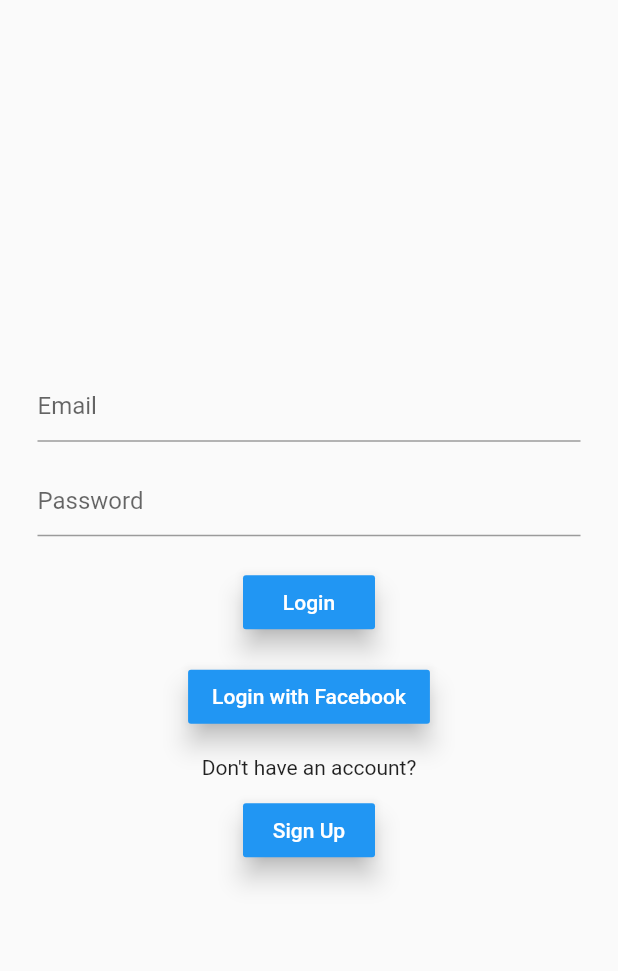
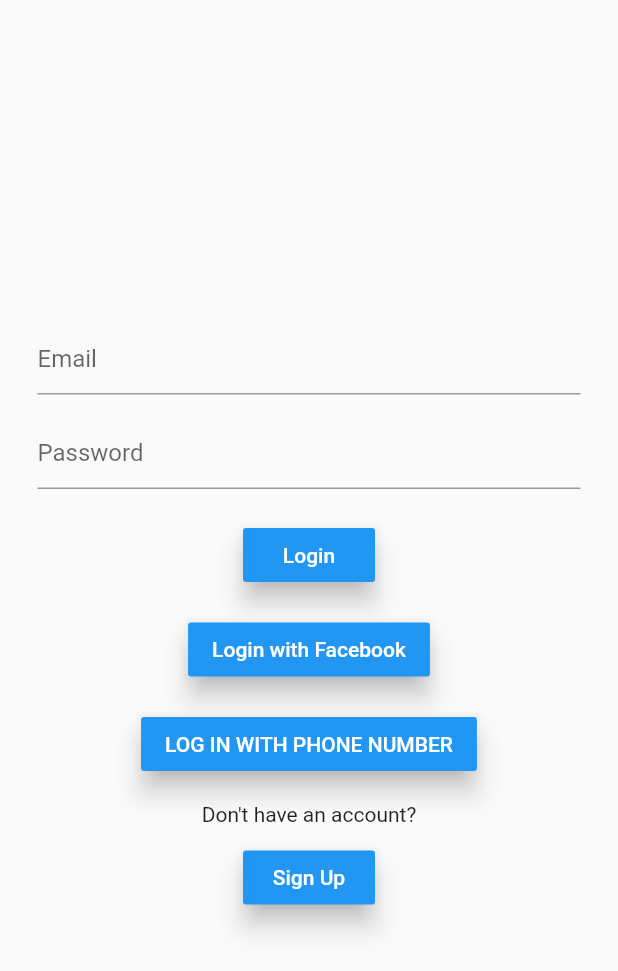
Before and after one commit to soberOOZ/Auth-Basic-Firestore-Logic, a Flutter app: the screen it shows after launch, on a phone screen of 412 x 824 dp. Shown: the top 971 px of the screen. Run offline on Flutter 3.47's test engine with Material 2 defaults, Android fonts, the phone set to English and light mode, and no system bars; our stand-ins replace cloud_firestore, firebase_auth; missing offline and left inert: flutter_facebook_login; accounts and stored records are empty.

Commit message:
bEFORE pHONE aUTH

```diff
--- a/lib/loginpage.dart
+++ b/lib/loginpage.dart
@@ -107,6 +107,17 @@ class _LoginPageState extends State<LoginPage> {
               ),
               SizedBox(height: 15.0),
 
+              RaisedButton(
+                child: Text('LOG IN WITH PHONE NUMBER'),
+                color: Colors.blue,
+                textColor: Colors.white,
+                elevation: 7.0,
+                onPressed: () {
+
+                },
+              ),
+              SizedBox(height: 15.0),
+
               Text('Don\'t have an account?'),
               SizedBox(height: 10.0),
               RaisedButton(
```
